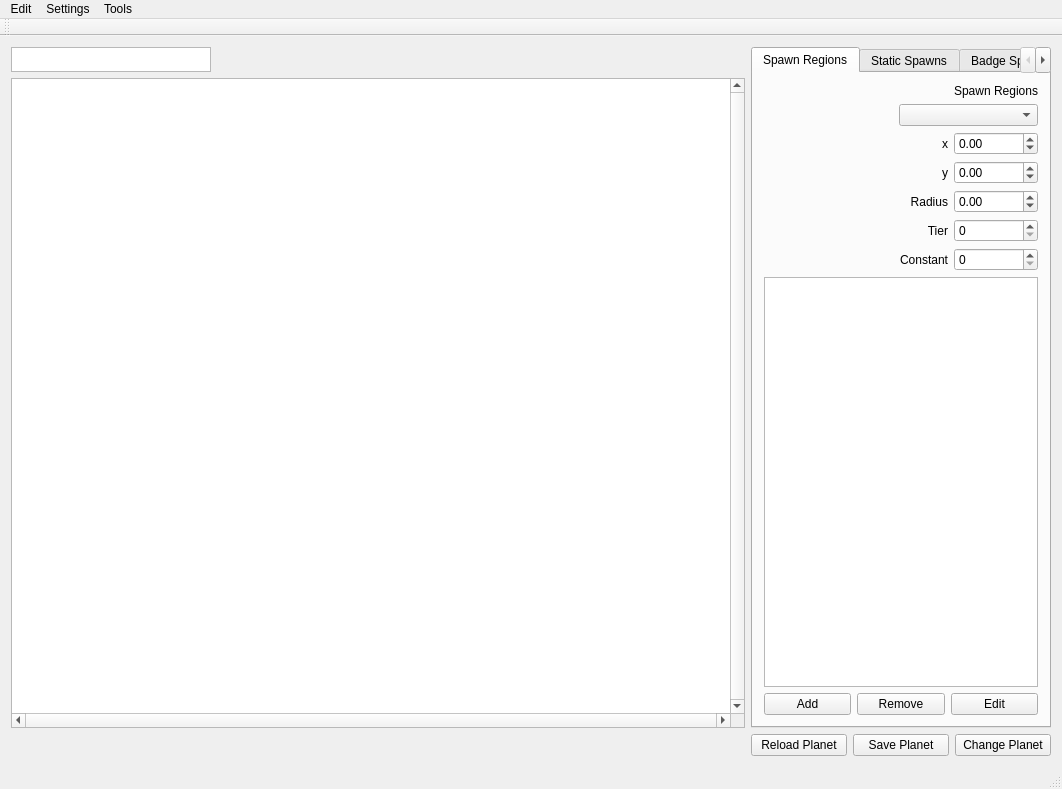
Above: WorldSpawnerTool/mainwindow.ui from TheAnswer/Tools before the change. Below: the same form after it.
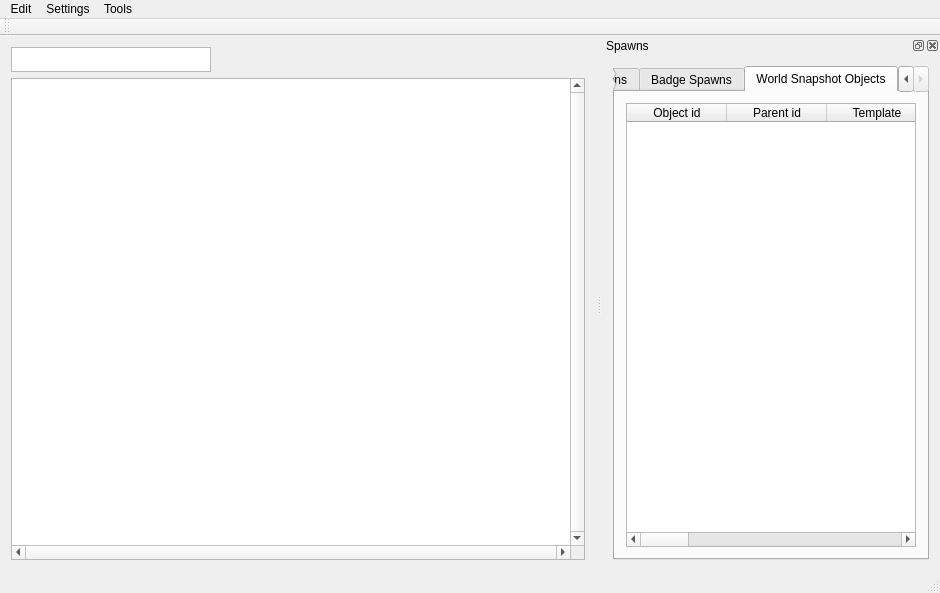
That is the form after the change.

Commit message: [updated] tool added world snapshot table

What changed in the file:
```diff
--- a/WorldSpawnerTool/mainwindow.ui
+++ b/WorldSpawnerTool/mainwindow.ui
@@ -6,8 +6,8 @@
    <rect>
     <x>0</x>
     <y>0</y>
-    <width>1062</width>
-    <height>789</height>
+    <width>940</width>
+    <height>593</height>
    </rect>
   </property>
   <property name="windowTitle">
@@ -17,6 +17,19 @@
    <layout class="QGridLayout" name="gridLayout_8">
     <item row="0" column="0">
      <layout class="QGridLayout" name="gridLayout_7">
+      <property name="sizeConstraint">
+       <enum>QLayout::SetNoConstraint</enum>
+      </property>
+      <item row="1" column="0">
+       <widget class="QTextBrowser" name="textBrowser">
+        <property name="maximumSize">
+         <size>
+          <width>200</width>
+          <height>25</height>
+         </size>
+        </property>
+       </widget>
+      </item>
       <item row="2" column="0">
        <widget class="QGraphicsView" name="graphicsView">
         <property name="minimumSize">
@@ -39,40 +52,84 @@
         </property>
        </widget>
       </item>
-      <item row="1" column="0">
-       <widget class="QTextBrowser" name="textBrowser">
+     </layout>
+    </item>
+   </layout>
+  </widget>
+  <widget class="QStatusBar" name="statusBar"/>
+  <widget class="QToolBar" name="mainToolBar">
+   <attribute name="toolBarArea">
+    <enum>TopToolBarArea</enum>
+   </attribute>
+   <attribute name="toolBarBreak">
+    <bool>false</bool>
+   </attribute>
+  </widget>
+  <widget class="QMenuBar" name="menuBar">
+   <property name="geometry">
+    <rect>
+     <x>0</x>
+     <y>0</y>
+     <width>940</width>
+     <height>21</height>
+    </rect>
+   </property>
+   <widget class="QMenu" name="menuTest">
+    <property name="title">
+     <string>Settings</string>
+    </property>
+    <addaction name="actionGeneral_settings"/>
+    <addaction name="actionConnect_to_database"/>
+    <addaction name="actionConsole"/>
+   </widget>
+   <widget class="QMenu" name="menuCreature_Manager">
+    <property name="title">
+     <string>Tools</string>
+    </property>
+    <addaction name="actionLoad"/>
+    <addaction name="actionLair_Tool"/>
+    <addaction name="separator"/>
+    <addaction name="actionPreOR_Creatures"/>
+    <addaction name="action_3dviewer"/>
+    <addaction name="actionSTF_Viewer"/>
+   </widget>
+   <widget class="QMenu" name="menuEdit">
+    <property name="title">
+     <string>Edit</string>
+    </property>
+   </widget>
+   <addaction name="menuEdit"/>
+   <addaction name="menuTest"/>
+   <addaction name="menuCreature_Manager"/>
+  </widget>
+  <widget class="QDockWidget" name="dockWidget_2">
+   <property name="sizePolicy">
+    <sizepolicy hsizetype="Maximum" vsizetype="Maximum">
+     <horstretch>0</horstretch>
+     <verstretch>0</verstretch>
+    </sizepolicy>
+   </property>
+   <property name="minimumSize">
+    <size>
+     <width>338</width>
+     <height>366</height>
+    </size>
+   </property>
         <property name="maximumSize">
          <size>
-          <width>200</width>
-          <height>25</height>
-         </size>
-        </property>
-       </widget>
-      </item>
-     </layout>
-    </item>
-    <item row="1" column="1">
-     <widget class="QPushButton" name="load">
-      <property name="text">
-       <string>Reload Planet</string>
-      </property>
-     </widget>
-    </item>
-    <item row="1" column="2">
-     <widget class="QPushButton" name="pushButton_SavePlanet">
-      <property name="text">
-       <string>Save Planet</string>
-      </property>
-     </widget>
-    </item>
-    <item row="1" column="3">
-     <widget class="QPushButton" name="pushButton_ChangePlanet">
-      <property name="text">
-       <string>Change Planet</string>
-      </property>
-     </widget>
-    </item>
-    <item row="0" column="1" colspan="3">
+     <width>524287</width>
+     <height>524287</height>
+    </size>
+   </property>
+   <property name="windowTitle">
+    <string>Spawns</string>
+   </property>
+   <attribute name="dockWidgetArea">
+    <number>2</number>
+   </attribute>
+   <widget class="QWidget" name="dockWidgetContents_3">
+    <layout class="QGridLayout" name="gridLayout_12">
+     <item row="0" column="0">
      <widget class="QTabWidget" name="tabWidget_main">
       <property name="minimumSize">
        <size>
@@ -81,14 +138,14 @@
        </size>
       </property>
       <property name="currentIndex">
-       <number>0</number>
+        <number>3</number>
       </property>
       <widget class="QWidget" name="tab">
        <attribute name="title">
         <string>Spawn Regions</string>
        </attribute>
-       <layout class="QHBoxLayout" name="horizontalLayout">
-        <item>
+        <layout class="QGridLayout" name="gridLayout_11">
+         <item row="0" column="0">
          <layout class="QGridLayout" name="gridLayout_3">
           <item row="0" column="1" colspan="2">
            <layout class="QGridLayout" name="gridLayout">
@@ -423,55 +480,76 @@
         </item>
        </layout>
       </widget>
-     </widget>
-    </item>
-   </layout>
-  </widget>
-  <widget class="QStatusBar" name="statusBar"/>
-  <widget class="QToolBar" name="mainToolBar">
-   <attribute name="toolBarArea">
-    <enum>TopToolBarArea</enum>
-   </attribute>
-   <attribute name="toolBarBreak">
-    <bool>false</bool>
-   </attribute>
-  </widget>
-  <widget class="QMenuBar" name="menuBar">
-   <property name="geometry">
-    <rect>
-     <x>0</x>
-     <y>0</y>
-     <width>1062</width>
-     <height>21</height>
-    </rect>
-   </property>
-   <widget class="QMenu" name="menuTest">
-    <property name="title">
-     <string>Settings</string>
-    </property>
-    <addaction name="actionGeneral_settings"/>
-    <addaction name="actionConnect_to_database"/>
-    <addaction name="actionConsole"/>
-   </widget>
-   <widget class="QMenu" name="menuCreature_Manager">
-    <property name="title">
-     <string>Tools</string>
-    </property>
-    <addaction name="actionLoad"/>
-    <addaction name="actionLair_Tool"/>
-    <addaction name="separator"/>
-    <addaction name="actionPreOR_Creatures"/>
-    <addaction name="action_3dviewer"/>
-    <addaction name="actionSTF_Viewer"/>
-   </widget>
-   <widget class="QMenu" name="menuEdit">
-    <property name="title">
-     <string>Edit</string>
-    </property>
-   </widget>
-   <addaction name="menuEdit"/>
-   <addaction name="menuTest"/>
-   <addaction name="menuCreature_Manager"/>
+       <widget class="QWidget" name="tab_4">
+        <attribute name="title">
+         <string>World Snapshot Objects</string>
+        </attribute>
+        <layout class="QGridLayout" name="gridLayout_10">
+         <item row="0" column="0">
+          <widget class="QTableWidget" name="tableWidget_worldSpashot">
+           <column>
+            <property name="text">
+             <string>Object id</string>
+            </property>
+           </column>
+           <column>
+            <property name="text">
+             <string>Parent id</string>
+            </property>
+           </column>
+           <column>
+            <property name="text">
+             <string>Template</string>
+            </property>
+           </column>
+           <column>
+            <property name="text">
+             <string>Cell id</string>
+            </property>
+           </column>
+           <column>
+            <property name="text">
+             <string>X</string>
+            </property>
+           </column>
+           <column>
+            <property name="text">
+             <string>Z</string>
+            </property>
+           </column>
+           <column>
+            <property name="text">
+             <string>Y</string>
+            </property>
+           </column>
+           <column>
+            <property name="text">
+             <string>oW</string>
+            </property>
+           </column>
+           <column>
+            <property name="text">
+             <string>oX</string>
+            </property>
+           </column>
+           <column>
+            <property name="text">
+             <string>oY</string>
+            </property>
+           </column>
+           <column>
+            <property name="text">
+             <string>oZ</string>
+            </property>
+           </column>
+          </widget>
+         </item>
+        </layout>
+       </widget>
+      </widget>
+     </item>
+    </layout>
+   </widget>
   </widget>
   <action name="actionConnect_to_database">
    <property name="text">
```
Left out of the diff: 8 changed lines with no effect on the pictures. Lines whose indentation alone changed are shown as unchanged. The commit also changes 13 other files.
